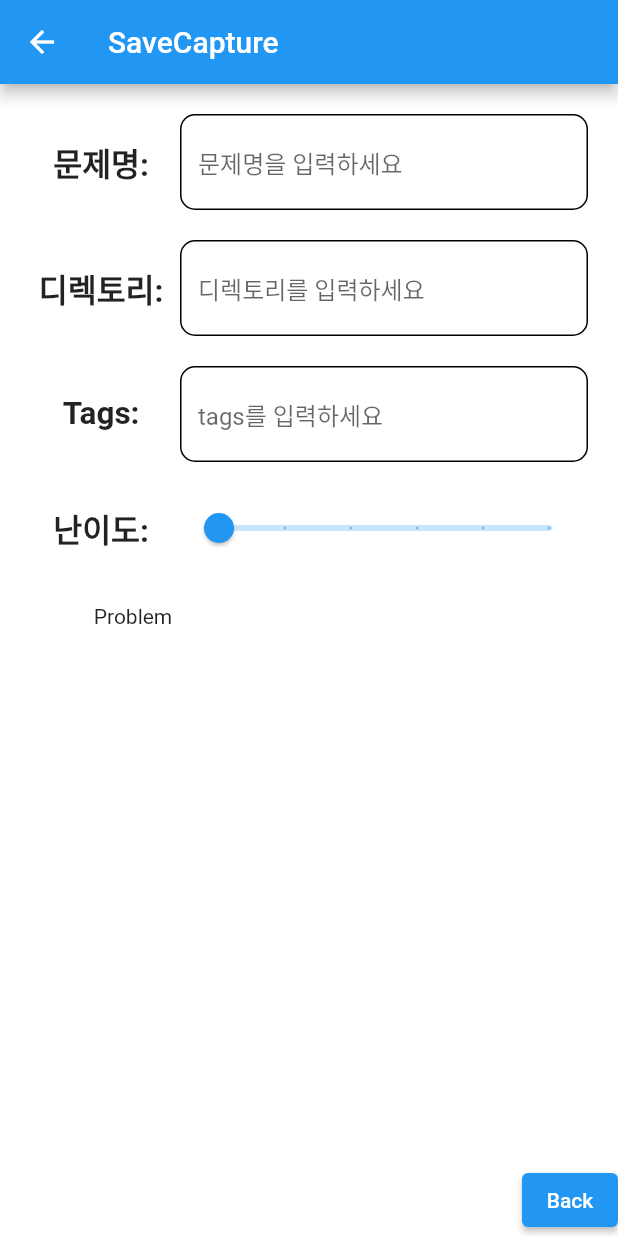
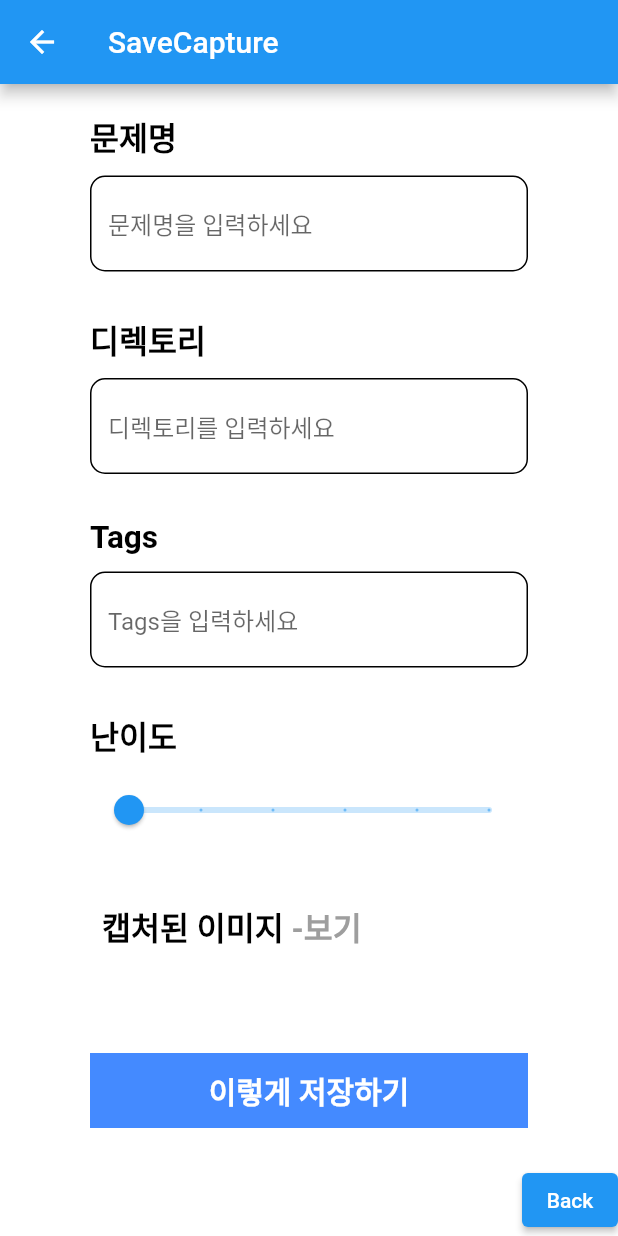
Before and after one commit to qwerty1037/eduhub, a Flutter app: the PdfSaveScreen screen opened directly with empty values, on a phone screen of 412 x 824 dp. Run offline on Flutter 3.47's test engine with Material 2 defaults, Android fonts, the phone set to English and light mode, and no system bars; our stand-ins replace file_picker, get; missing offline and left inert: desktop_drop, screen_capturer, syncfusion_flutter_pdfviewer.

Commit message:
7/6 개발

```diff
--- /dev/null
+++ b/lib/Component/KeyTextSpan.dart
@@ -0,0 +1,31 @@
+import 'package:flutter/material.dart';
+
+class KeyText extends StatelessWidget {
+  final String text;
+  const KeyText({
+    super.key,
+    required this.text,
+  });
+
+  @override
+  Widget build(BuildContext context) {
+    return Align(
+      alignment: Alignment.centerLeft,
+      child: Column(
+        children: [
+          Text(
+            text,
+            style: const TextStyle(
+              color: Colors.black,
+              fontSize: 21,
+              fontWeight: FontWeight.bold,
+            ),
+          ),
+          const SizedBox(
+            height: 10,
+          ),
+        ],
+      ),
+    );
+  }
+}
--- a/lib/Controller/PdfSaveController.dart
+++ b/lib/Controller/PdfSaveController.dart
@@ -5,10 +5,28 @@ class PdfSaveController extends GetxController {
   late Uint8List capturedImageProblem;
   late Uint8List capturedImageAnswer;
 
+  RxBool isImagePreviewButtonTapped = false.obs;
+
   RxDouble difficultySliderValue = 0.0.obs;
 
   void getImage(Uint8List image1, Uint8List image2) {
     capturedImageProblem = image1;
     capturedImageAnswer = image2;
   }
+
+  String imagePreviewButtonText() {
+    if (isImagePreviewButtonTapped.value == false) {
+      return "-보기";
+    } else {
+      return "-숨기기";
+    }
+  }
+
+  void imagePreviewButtonTapped() {
+    if (isImagePreviewButtonTapped.value == false) {
+      isImagePreviewButtonTapped.value = true;
+    } else {
+      isImagePreviewButtonTapped.value = false;
+    }
+  }
 }
--- a/lib/Screen/PdfSaveScreen.dart
+++ b/lib/Screen/PdfSaveScreen.dart
@@ -1,15 +1,17 @@
 import 'dart:typed_data';
-
 import 'package:flutter/material.dart';
 import 'package:front_end/Controller/PdfSaveController.dart';
 import 'package:get/get.dart';
 import 'package:front_end/Component/DefaultTextFIeld.dart';
+import 'package:front_end/Component/KeyTextSpan.dart';
+import 'package:front_end/Test/TempTag.dart';
 
 class PdfSaveScreen extends StatelessWidget {
-  PdfSaveController controller = Get.put(PdfSaveController());
+  final controller = Get.put(PdfSaveController());
   TextEditingController problemNameController = TextEditingController();
   TextEditingController directoryController = TextEditingController();
 
+  @override
   PdfSaveScreen(Uint8List image1, Uint8List image2) {
     controller.getImage(image1, image2);
   }
@@ -26,107 +28,39 @@ class PdfSaveScreen extends StatelessWidget {
           SingleChildScrollView(
             scrollDirection: Axis.vertical,
             child: Padding(
-              padding: const EdgeInsets.all(20),
+              padding: const EdgeInsets.fromLTRB(60, 20, 60, 20),
               child: Column(
                 mainAxisSize: MainAxisSize.max,
                 children: [
-                  Row(
-                    mainAxisSize: MainAxisSize.max,
-                    children: [
-                      Container(
-                        width: 100,
-                        height: 30,
-                        alignment: Alignment.center,
-                        child: const Text(
-                          "문제명: ",
-                          style: TextStyle(
-                            fontSize: 21,
-                            fontWeight: FontWeight.bold,
-                          ),
-                        ),
-                      ),
-                      Expanded(
-                        child: DefaultTextField(
+                  const KeyText(text: "문제명"),
+                  DefaultTextField(
                     labelText: null,
                     hintText: '문제명을 입력하세요',
                     controller: problemNameController,
                   ),
+                  const SizedBox(
+                    height: 30,
                   ),
-                    ],
+                  const KeyText(text: "디렉토리"),
+                  DefaultTextField(
+                    labelText: null,
+                    hintText: '디렉토리를 입력하세요',
+                    controller: problemNameController,
                   ),
                   const SizedBox(
-                    height: 20,
+                    height: 30,
                   ),
-                  Row(
-                    mainAxisSize: MainAxisSize.max,
-                    children: [
-                      Container(
-                        width: 100,
-                        height: 30,
-                        alignment: Alignment.center,
-                        child: const Text(
-                          "디렉토리: ",
-                          style: TextStyle(
-                            fontSize: 21,
-                            fontWeight: FontWeight.bold,
-                          ),
-                        ),
-                      ),
-                      Expanded(
-                        child: DefaultTextField(
+                  const KeyText(text: "Tags"),
+                  DefaultTextField(
                     labelText: null,
-                          hintText: '디렉토리를 입력하세요',
-                          controller: directoryController,
-                        ),
-                      ),
-                    ],
+                    hintText: 'Tags을 입력하세요',
+                    controller: problemNameController,
                   ),
                   const SizedBox(
-                    height: 20,
+                    height: 30,
                   ),
-                  Row(
-                    mainAxisSize: MainAxisSize.max,
-                    children: [
-                      Container(
-                        width: 100,
-                        height: 30,
-                        alignment: Alignment.center,
-                        child: const Text(
-                          "Tags: ",
-                          style: TextStyle(
-                            fontSize: 21,
-                            fontWeight: FontWeight.bold,
-                          ),
-                        ),
-                      ),
-                      const Expanded(
-                        child: DefaultTextField(
-                          labelText: null,
-                          hintText: 'tags를 입력하세요',
-                        ),
-                      ),
-                    ],
-                  ),
-                  const SizedBox(
-                    height: 20,
-                  ),
-                  Row(
-                    mainAxisSize: MainAxisSize.max,
-                    children: [
-                      Container(
-                        width: 100,
-                        height: 30,
-                        alignment: Alignment.center,
-                        child: const Text(
-                          "난이도: ",
-                          style: TextStyle(
-                            fontSize: 21,
-                            fontWeight: FontWeight.bold,
-                          ),
-                        ),
-                      ),
-                      Expanded(
-                        child: Obx(() {
+                  const KeyText(text: "난이도"),
+                  Obx(() {
                     return Slider(
                       max: 5,
                       min: 0,
@@ -140,42 +74,95 @@ class PdfSaveScreen extends StatelessWidget {
                       },
                     );
                   }),
+                  const SizedBox(height: 30),
+                  Obx(() {
+                    return Column(
+                      children: [
+                        Align(
+                          alignment: Alignment.centerLeft,
+                          child: TextButton(
+                            style: ButtonStyle(
+                              backgroundColor: MaterialStateProperty.all<Color>(
+                                  Colors.white),
+                            ),
+                            child: RichText(
+                              text: TextSpan(
+                                children: [
+                                  const TextSpan(
+                                    text: '캡처된 이미지 ',
+                                    style: TextStyle(
+                                      color: Colors.black,
+                                      fontSize: 21,
+                                      fontWeight: FontWeight.bold,
+                                    ),
+                                  ),
+                                  TextSpan(
+                                    text: controller.imagePreviewButtonText(),
+                                    style: const TextStyle(
+                                      color: Colors.grey,
+                                      fontSize: 21,
+                                      fontWeight: FontWeight.bold,
+                                    ),
                                   ),
                                 ],
                               ),
-                  const SizedBox(
-                    height: 20,
                             ),
-                  Row(
-                    children: [
-                      MouseRegion(
-                        onHover: (event) {
-                          showDialog(
-                            context: context,
-                            barrierDismissible: true,
-                            builder: (_) {
-                              return Container(
-                                width: 100,
-                                height: 80,
-                                decoration: BoxDecoration(
-                                  image: DecorationImage(
-                                    image: Image.memory(
-                                      controller.capturedImageProblem,
-                                    ).image,
+                            onPressed: () {
+                              controller.imagePreviewButtonTapped();
+                            },
                           ),
                         ),
+                        const SizedBox(height: 20),
+                        Visibility(
+                          visible: controller.isImagePreviewButtonTapped.value,
+                          child: LayoutBuilder(
+                            builder: (context, constraints) {
+                              return Row(
+                                children: [
+                                  Container(
+                                    padding: const EdgeInsets.all(15),
+                                    width: constraints.maxWidth / 2.2,
+                                    height: constraints.maxWidth / 1.6,
+                                    decoration: BoxDecoration(
+                                      border: Border.all(width: 1),
+                                    ),
+                                    child: Image.memory(
+                                        controller.capturedImageProblem),
+                                  ),
+                                  const Expanded(child: SizedBox()),
+                                  Container(
+                                    padding: const EdgeInsets.all(15),
+                                    width: constraints.maxWidth / 2.2,
+                                    height: constraints.maxWidth / 1.6,
+                                    decoration: BoxDecoration(
+                                      border: Border.all(width: 1),
+                                    ),
+                                    child: Image.memory(
+                                        controller.capturedImageAnswer),
+                                  ),
+                                ],
                               );
                             },
-                          );
-                        },
-                        child: Container(
-                          alignment: Alignment.center,
-                          width: MediaQuery.of(context).size.width / 3,
-                          height: 30,
-                          child: const Text("Problem"),
                           ),
                         ),
                       ],
+                    );
+                  }),
+                  const SizedBox(
+                    height: 40,
+                  ),
+                  Container(
+                    height: 50,
+                    alignment: Alignment.center,
+                    color: Colors.blueAccent,
+                    child: const Text(
+                      "이렇게 저장하기",
+                      style: TextStyle(
+                        fontSize: 20,
+                        color: Colors.white,
+                        fontWeight: FontWeight.bold,
+                      ),
+                    ),
                   ),
                 ],
               ),
--- a/lib/Screen/PdfViewerScreen.dart
+++ b/lib/Screen/PdfViewerScreen.dart
@@ -73,7 +73,6 @@ class _PdfScreenState extends State<PdfViewerScreen> {
                 ],
               ),
               InkWell(
-                //A rectangular area of a Material that responds to touch.
                 onTap: () {
                   controller.fileUpload(context);
                 },
```
Also changed, not shown: 4 other files. Lines whose indentation alone changed are shown as unchanged.
